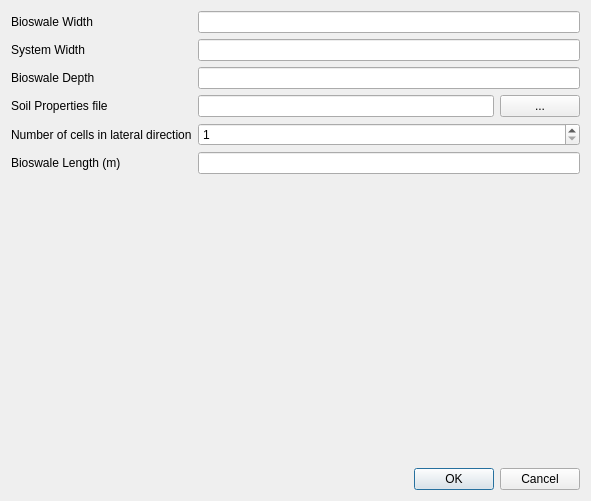
The window that dialogrosemead.ui (ArashMassoudieh/DryWellScriptGenerator) describes before a commit, drawn with Qt 5.
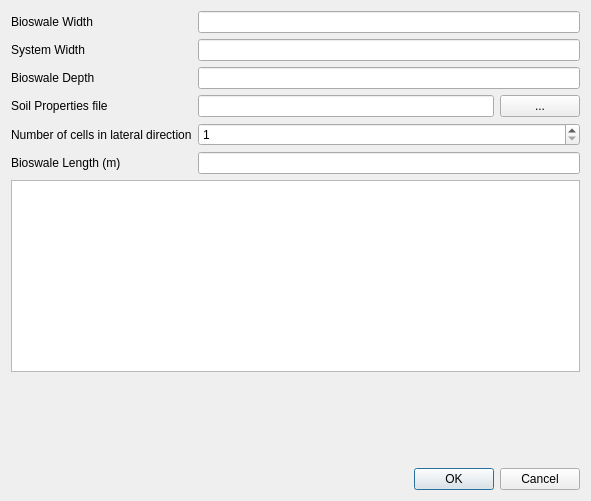
The same window after the commit.

Patch:
```diff
--- a/dialogrosemead.ui
+++ b/dialogrosemead.ui
@@ -93,6 +93,9 @@
      </item>
     </layout>
    </item>
+   <item>
+    <widget class="QTableWidget" name="tableWidget"/>
+   </item>
    <item>
     <spacer name="verticalSpacer">
      <property name="orientation">
```
